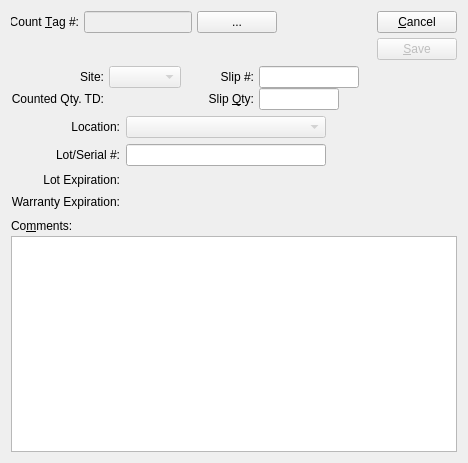
First picture: the form in guiclient/countSlip.ui, repository discountscott/qt-client, before the edit.
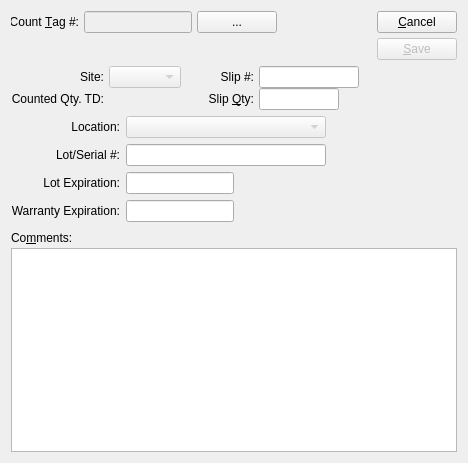
Second picture: the form after the edit. Custom widgets are drawn as their Qt base class.

What changed in the file:
```diff
--- a/guiclient/countSlip.ui
+++ b/guiclient/countSlip.ui
@@ -397,7 +397,7 @@
      <item row="2" column="1">
       <layout class="QHBoxLayout">
        <item>
-        <widget class="DLineEdit" name="_expiration"/>
+        <widget class="DLineEdit" name="_expiration" />
        </item>
        <item>
         <spacer>
@@ -430,7 +430,7 @@
      <item row="3" column="1">
       <layout class="QHBoxLayout">
        <item>
-        <widget class="DLineEdit" name="_warranty"/>
+        <widget class="DLineEdit" name="_warranty" />
        </item>
        <item>
         <spacer>
@@ -519,11 +519,11 @@
    </item>
   </layout>
  </widget>
- <layoutdefault spacing="6" margin="11"/>
+ <layoutdefault spacing="6" margin="11" />
  <customwidgets>
   <customwidget>
    <class>DLineEdit</class>
-   <extends>QWidget</extends>
+   <extends>XLineEdit</extends>
    <header>datecluster.h</header>
    <container>1</container>
   </customwidget>
```
Left out of the diff: 318 changed lines with no effect on the pictures.
